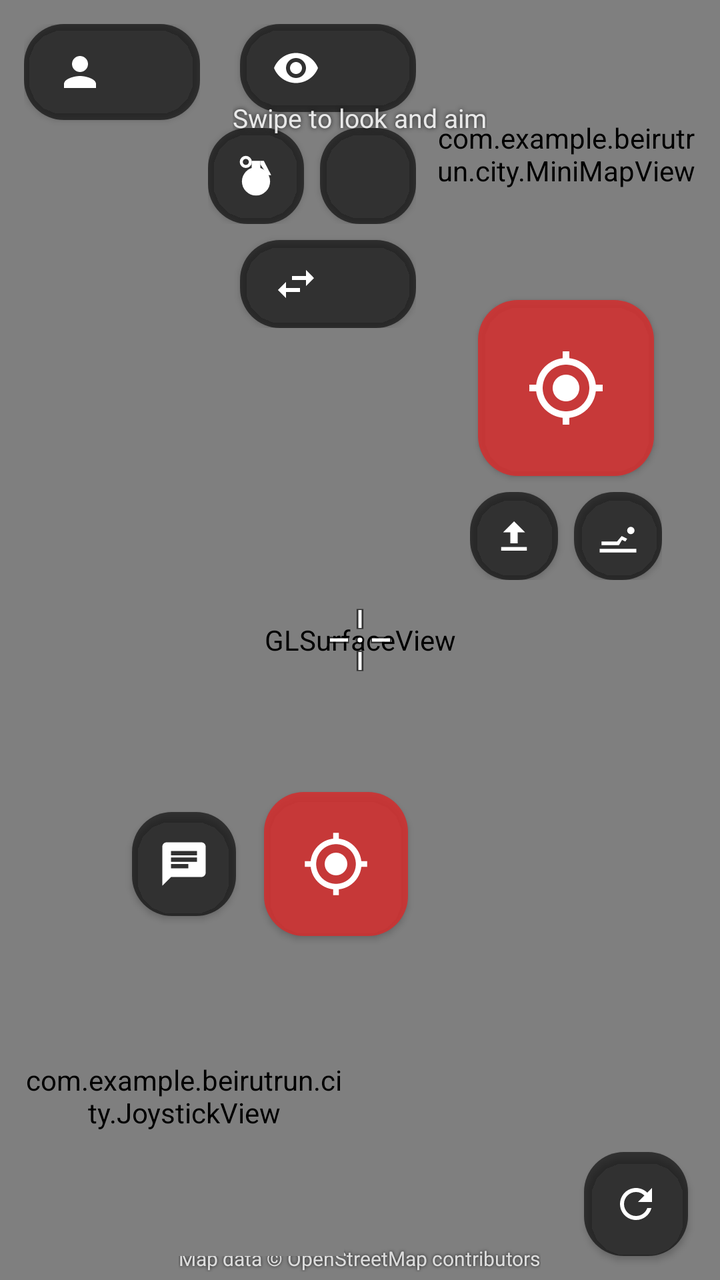
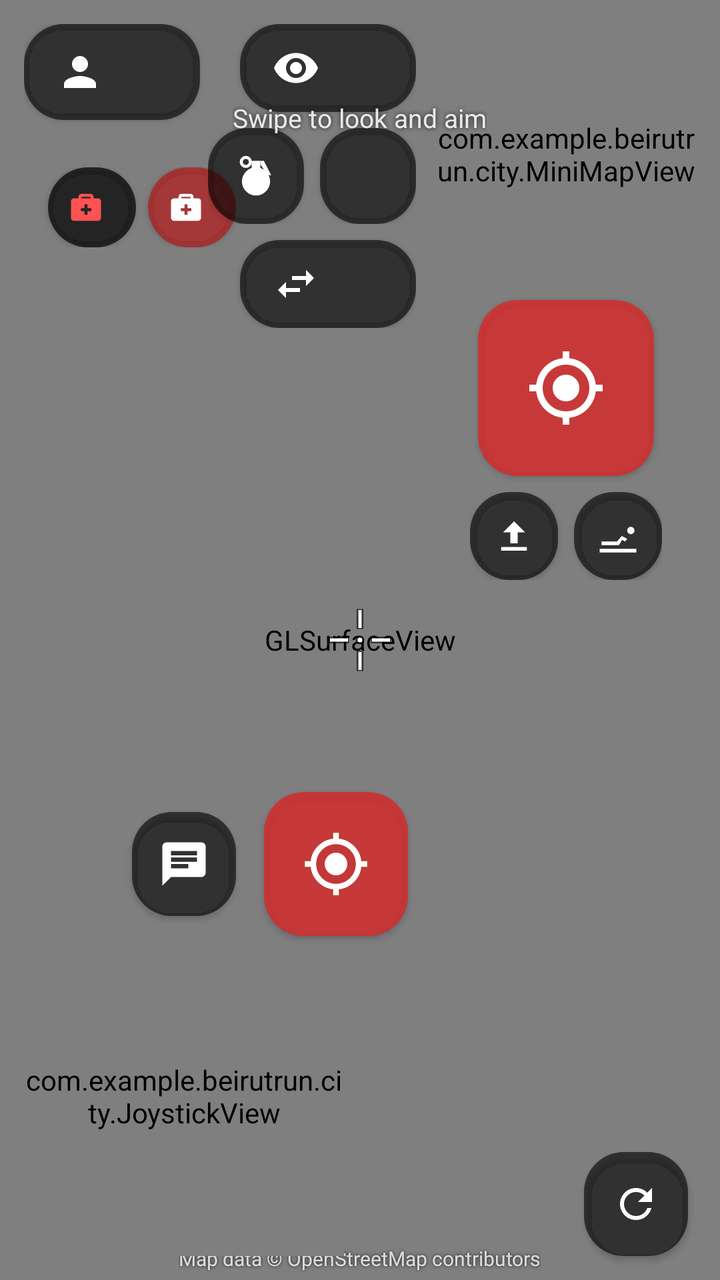

Screens rendered from an Android XML layout before and after an edit, with the pre-edit source and the edit as a unified diff.
<!-- AndroidManifest.xml: application theme Theme.Beirutrun -->
<!-- res/layout/activity_city.xml -->
<?xml version="1.0" encoding="utf-8"?>
<FrameLayout xmlns:android="http://schemas.android.com/apk/res/android"
    xmlns:app="http://schemas.android.com/apk/res-auto"
    android:layout_width="match_parent"
    android:layout_height="match_parent"
    android:background="#FF000000">

    <android.opengl.GLSurfaceView
        android:id="@+id/glView"
        android:layout_width="match_parent"
        android:layout_height="match_parent" />

    
    <View
        android:id="@+id/damageFlash"
        android:layout_width="match_parent"
        android:layout_height="match_parent"
        android:alpha="0"
        android:background="#88FF1744"
        android:clickable="false"
        android:focusable="false" />

    
    <ImageView
        android:id="@+id/crosshair"
        android:layout_width="44dp"
        android:layout_height="44dp"
        android:layout_gravity="center"
        android:clickable="false"
        android:contentDescription="@string/aim"
        android:focusable="false"
        android:src="@drawable/ic_crosshair" />

    
    <com.example.beirutrun.city.ScopeOverlayView
        android:id="@+id/scopeOverlay"
        android:layout_width="match_parent"
        android:layout_height="match_parent"
        android:visibility="gone" />

    
    <View
        android:id="@+id/flashOverlay"
        android:layout_width="match_parent"
        android:layout_height="match_parent"
        android:alpha="0"
        android:background="#FFFFFFFF"
        android:clickable="false"
        android:focusable="false" />

    
    <TextView
        android:id="@+id/banner"
        android:layout_width="wrap_content"
        android:layout_height="wrap_content"
        android:layout_gravity="center"
        android:layout_marginBottom="80dp"
        android:alpha="0"
        android:background="#AA000000"
        android:paddingStart="24dp"
        android:paddingTop="12dp"
        android:paddingEnd="24dp"
        android:paddingBottom="12dp"
        android:textColor="@android:color/white"
        android:textSize="24sp"
        android:textStyle="bold" />

    <LinearLayout
        android:layout_width="wrap_content"
        android:layout_height="wrap_content"
        android:layout_gravity="top|start"
        android:layout_margin="12dp"
        android:orientation="vertical">

        <com.google.android.material.button.MaterialButton
            android:id="@+id/playerButton"
            style="@style/HudButton"
            android:layout_width="wrap_content"
            android:layout_height="wrap_content"
            app:icon="@drawable/ic_person" />

        
        <TextView
            android:id="@+id/statusLabel"
            android:layout_width="wrap_content"
            android:layout_height="wrap_content"
            android:layout_marginStart="4dp"
            android:layout_marginTop="4dp"
            android:shadowColor="#CC000000"
            android:shadowRadius="6"
            android:textColor="@android:color/white"
            android:textSize="13sp"
            android:textStyle="bold" />

        
        <TextView
            android:id="@+id/hearts"
            android:layout_width="wrap_content"
            android:layout_height="wrap_content"
            android:layout_marginStart="4dp"
            android:layout_marginTop="2dp"
            android:letterSpacing="0.1"
            android:shadowColor="#CC000000"
            android:shadowRadius="4"
            android:textColor="#FFFF5252"
            android:textSize="20sp" />
    </LinearLayout>

    <com.example.beirutrun.city.MiniMapView
        android:id="@+id/miniMap"
        android:layout_width="130dp"
        android:layout_height="130dp"
        android:layout_gravity="top|end"
        android:layout_margin="12dp" />

    
    <LinearLayout
        android:layout_width="wrap_content"
        android:layout_height="wrap_content"
        android:layout_gravity="top|end"
        android:layout_marginTop="12dp"
        android:layout_marginEnd="152dp"
        android:gravity="end"
        android:orientation="vertical">

        
        <com.google.android.material.button.MaterialButton
            android:id="@+id/viewModeButton"
            style="@style/HudButton"
            android:layout_width="wrap_content"
            android:layout_height="44dp"
            app:icon="@drawable/ic_eye" />

        <LinearLayout
            android:layout_width="wrap_content"
            android:layout_height="wrap_content"
            android:layout_marginTop="8dp"
            android:gravity="center_vertical"
            android:orientation="horizontal">

            
            <com.google.android.material.button.MaterialButton
                android:id="@+id/grenadeButton"
                style="@style/HudRoundButton"
                android:layout_width="48dp"
                android:layout_height="48dp"
                android:contentDescription="@string/grenade_throw"
                app:icon="@drawable/ic_grenade" />

            <com.google.android.material.button.MaterialButton
                android:id="@+id/grenadeKindButton"
                style="@style/HudRoundButton"
                android:layout_width="48dp"
                android:layout_height="48dp"
                android:layout_marginStart="8dp"
                android:contentDescription="@string/grenade_kind"
                android:fontFeatureSettings="tnum"
                android:gravity="center"
                android:lineSpacingMultiplier="0.9"
                android:maxLines="2"
                android:textSize="10sp" />

            
            <LinearLayout
                android:id="@+id/voiceButtons"
                android:layout_width="wrap_content"
                android:layout_height="wrap_content"
                android:gravity="center_vertical"
                android:orientation="horizontal"
                android:visibility="gone">

                <com.google.android.material.button.MaterialButton
                    android:id="@+id/micButton"
                    style="@style/HudRoundButton"
                    android:layout_width="36dp"
                    android:layout_height="36dp"
                    android:layout_marginStart="8dp"
                    android:contentDescription="@string/voice_mic"
                    app:icon="@drawable/ic_mic_off"
                    app:iconSize="18dp" />

                <com.google.android.material.button.MaterialButton
                    android:id="@+id/speakerButton"
                    style="@style/HudRoundButton"
                    android:layout_width="36dp"
                    android:layout_height="36dp"
                    android:layout_marginStart="6dp"
                    android:contentDescription="@string/voice_speaker"
                    app:icon="@drawable/ic_volume_up"
                    app:iconSize="18dp" />
            </LinearLayout>
        </LinearLayout>

        
        <com.google.android.material.button.MaterialButton
            android:id="@+id/weaponButton"
            style="@style/HudButton"
            android:layout_width="wrap_content"
            android:layout_height="44dp"
            android:layout_marginTop="8dp"
            android:ellipsize="end"
            android:fontFeatureSettings="tnum"
            android:maxLines="1"
            app:icon="@drawable/ic_swap" />
    </LinearLayout>

    
    <TextView
        android:id="@+id/gameTimer"
        android:layout_width="wrap_content"
        android:layout_height="wrap_content"
        android:layout_gravity="top|center_horizontal"
        android:layout_marginTop="10dp"
        android:background="#99000000"
        android:fontFeatureSettings="tnum"
        android:paddingStart="14dp"
        android:paddingTop="4dp"
        android:paddingEnd="14dp"
        android:paddingBottom="4dp"
        android:textColor="@android:color/white"
        android:textSize="20sp"
        android:textStyle="bold"
        android:visibility="gone" />

    <TextView
        android:layout_width="wrap_content"
        android:layout_height="wrap_content"
        android:layout_gravity="top|center_horizontal"
        android:layout_marginTop="50dp"
        android:shadowColor="#CC000000"
        android:shadowRadius="6"
        android:text="@string/look_hint"
        android:textColor="#DDFFFFFF"
        android:textSize="13sp" />

    
    <TextView
        android:layout_width="wrap_content"
        android:layout_height="wrap_content"
        android:layout_gravity="bottom|center_horizontal"
        android:layout_marginBottom="4dp"
        android:shadowColor="#CC000000"
        android:shadowRadius="4"
        android:text="@string/osm_attribution"
        android:textColor="#CCFFFFFF"
        android:textSize="10sp" />

    <com.example.beirutrun.city.JoystickView
        android:id="@+id/joystick"
        android:layout_width="160dp"
        android:layout_height="160dp"
        android:layout_gravity="bottom|start"
        android:layout_margin="12dp" />

    
    <com.google.android.material.button.MaterialButton
        android:id="@+id/sayOrDropButton"
        style="@style/HudRoundButton"
        android:layout_width="52dp"
        android:layout_height="52dp"
        android:layout_gravity="bottom|start"
        android:layout_marginStart="66dp"
        android:layout_marginBottom="182dp"
        android:contentDescription="@string/say_or_drop"
        app:icon="@drawable/ic_chat" />

    <LinearLayout
        android:id="@+id/sayOrDropChoices"
        android:layout_width="wrap_content"
        android:layout_height="wrap_content"
        android:layout_gravity="bottom|start"
        android:layout_marginStart="66dp"
        android:layout_marginBottom="252dp"
        android:orientation="horizontal"
        android:visibility="gone">

        <com.google.android.material.button.MaterialButton
            android:id="@+id/sayButton"
            style="@style/HudButton"
            android:layout_width="wrap_content"
            android:layout_height="52dp"
            android:text="@string/say"
            app:icon="@drawable/ic_chat" />

        <com.google.android.material.button.MaterialButton
            android:id="@+id/dropButton"
            style="@style/HudButton"
            android:layout_width="wrap_content"
            android:layout_height="52dp"
            android:layout_marginStart="8dp"
            android:text="@string/drop_photo"
            app:icon="@drawable/ic_camera" />
    </LinearLayout>

    
    <com.google.android.material.button.MaterialButton
        android:id="@+id/shootButtonLeft"
        style="@style/HudRoundButton"
        android:layout_width="72dp"
        android:layout_height="72dp"
        android:layout_gravity="bottom|start"
        android:layout_marginStart="132dp"
        android:layout_marginBottom="172dp"
        android:contentDescription="@string/shoot"
        app:backgroundTint="#DDD32F2F"
        app:icon="@drawable/ic_target"
        app:iconSize="34dp" />

    <com.google.android.material.button.MaterialButton
        android:id="@+id/viewPhotoButton"
        style="@style/HudButton"
        android:layout_width="wrap_content"
        android:layout_height="wrap_content"
        android:layout_gravity="bottom|center_horizontal"
        android:layout_marginBottom="24dp"
        android:visibility="gone"
        app:backgroundTint="#DDFFB300"
        app:icon="@drawable/ic_photo" />

    
    <com.google.android.material.button.MaterialButton
        android:id="@+id/climbButton"
        style="@style/HudButton"
        android:layout_width="wrap_content"
        android:layout_height="wrap_content"
        android:layout_gravity="bottom|center_horizontal"
        android:layout_marginBottom="76dp"
        android:visibility="gone"
        app:backgroundTint="#DDE5A823"
        app:icon="@drawable/ic_ladder" />

    

    
    <com.google.android.material.button.MaterialButton
        android:id="@+id/shootButton"
        style="@style/HudRoundButton"
        android:layout_width="88dp"
        android:layout_height="88dp"
        android:layout_gravity="top|end"
        android:layout_marginTop="150dp"
        android:layout_marginEnd="33dp"
        android:contentDescription="@string/shoot"
        app:backgroundTint="#DDD32F2F"
        app:icon="@drawable/ic_target"
        app:iconSize="40dp" />

    
    <LinearLayout
        android:layout_width="wrap_content"
        android:layout_height="wrap_content"
        android:layout_gravity="top|end"
        android:layout_marginTop="246dp"
        android:layout_marginEnd="29dp"
        android:orientation="horizontal">

        <com.google.android.material.button.MaterialButton
            android:id="@+id/jumpButton"
            style="@style/HudRoundButton"
            android:layout_width="44dp"
            android:layout_height="44dp"
            android:contentDescription="@string/jump"
            app:icon="@drawable/ic_jump"
            app:iconSize="22dp" />

        <com.google.android.material.button.MaterialButton
            android:id="@+id/crawlButton"
            style="@style/HudRoundButton"
            android:layout_width="44dp"
            android:layout_height="44dp"
            android:layout_marginStart="8dp"
            android:contentDescription="@string/crawl"
            app:icon="@drawable/ic_crawl"
            app:iconSize="22dp" />
    </LinearLayout>

    
    <com.google.android.material.button.MaterialButton
        android:id="@+id/reloadButton"
        style="@style/HudRoundButton"
        android:layout_width="52dp"
        android:layout_height="52dp"
        android:layout_gravity="bottom|end"
        android:layout_marginEnd="16dp"
        android:layout_marginBottom="12dp"
        android:contentDescription="@string/reload"
        app:icon="@drawable/ic_reload"
        app:iconSize="24dp" />

    
    <com.google.android.material.button.MaterialButton
        android:id="@+id/scopeButton"
        style="@style/HudRoundButton"
        android:layout_width="52dp"
        android:layout_height="52dp"
        android:layout_gravity="bottom|end"
        android:layout_marginEnd="80dp"
        android:layout_marginBottom="12dp"
        android:contentDescription="@string/scope"
        android:visibility="gone"
        app:icon="@drawable/ic_scope" />

    
    <com.google.android.material.button.MaterialButton
        android:id="@+id/zoomInButton"
        style="@style/HudRoundButton"
        android:layout_width="52dp"
        android:layout_height="52dp"
        android:layout_gravity="bottom|end"
        android:layout_marginEnd="144dp"
        android:layout_marginBottom="72dp"
        android:contentDescription="@string/zoom_in"
        android:visibility="gone"
        app:icon="@drawable/ic_zoom_in" />

    <com.google.android.material.button.MaterialButton
        android:id="@+id/zoomOutButton"
        style="@style/HudRoundButton"
        android:layout_width="52dp"
        android:layout_height="52dp"
        android:layout_gravity="bottom|end"
        android:layout_marginEnd="144dp"
        android:layout_marginBottom="12dp"
        android:contentDescription="@string/zoom_out"
        android:visibility="gone"
        app:icon="@drawable/ic_zoom_out" />
</FrameLayout>
<!-- resources referenced by this layout -->
<resources>
  <!-- drawable ic_crawl (drawable) -->
  <vector xmlns:android="http://schemas.android.com/apk/res/android"
      android:width="24dp"
      android:height="24dp"
      android:viewportWidth="24"
      android:viewportHeight="24">
      <path
          android:fillColor="#FFFFFFFF"
          android:pathData="M19,11a2,2 0,1 1,0 -4a2,2 0,1 1,0 4zM3,17v-2h8.5l2.5,-3 3,1.5 -1,1.5 -1.8,-0.9L12.5,17zM2,19h20v2H2z" />
  </vector>
  <!-- drawable ic_jump (drawable) -->
  <vector xmlns:android="http://schemas.android.com/apk/res/android"
      android:width="24dp"
      android:height="24dp"
      android:viewportWidth="24"
      android:viewportHeight="24">
      <path
          android:fillColor="#FFFFFFFF"
          android:pathData="M12,4l-6,6h4v6h4v-6h4zM5,18h14v2H5z" />
  </vector>
  <!-- drawable ic_ladder (drawable) -->
  <vector xmlns:android="http://schemas.android.com/apk/res/android"
      android:width="24dp"
      android:height="24dp"
      android:viewportWidth="24"
      android:viewportHeight="24">
      <path
          android:fillColor="#FFFFFFFF"
          android:pathData="M6,2h2v20h-2zM16,2h2v20h-2zM8,5h8v1.8h-8zM8,10h8v1.8h-8zM8,15h8v1.8h-8zM8,20h8v1.8h-8z" />
  </vector>
  <!-- drawable ic_swap (drawable) -->
  <vector xmlns:android="http://schemas.android.com/apk/res/android"
      android:width="24dp"
      android:height="24dp"
      android:viewportWidth="24"
      android:viewportHeight="24">
      
      <path
          android:fillColor="#FFFFFFFF"
          android:pathData="M6.99,11L3,15l3.99,4v-3H14v-2H6.99v-3zM21,9l-3.99,-4v3H10v2h7.01v3L21,9z" />
  </vector>
  <string name="aim">Aim</string>
  <string name="crawl">Crawl</string>
  <string name="drop_photo">Drop photo</string>
  <string name="grenade_kind">Change grenade</string>
  <string name="grenade_throw">Throw grenade</string>
  <string name="jump">Jump</string>
  <string name="look_hint">Swipe to look and aim</string>
  <string name="osm_attribution">Map data © OpenStreetMap contributors</string>
  <string name="reload">Reload</string>
  <string name="say">Say</string>
  <string name="say_or_drop">Say something or drop a photo</string>
  <string name="scope">Scope</string>
  <string name="shoot">Shoot</string>
  <string name="voice_mic">Microphone</string>
  <string name="voice_speaker">Teammates\' voices</string>
  <string name="zoom_in">Zoom in</string>
  <string name="zoom_out">Zoom out</string>
  <style name="HudRoundButton" parent="HudButton">
          <item name="shapeAppearanceOverlay">@style/CircleImage</item>
          <item name="android:padding">0dp</item>
          <item name="android:minWidth">0dp</item>
          <item name="android:minHeight">0dp</item>
          <item name="iconPadding">0dp</item>
          <item name="iconGravity">textStart</item>
          <item name="iconSize">26dp</item>
      </style>
  <color name="white">#FFFFFFFF</color>
  <style name="CircleImage">
          <item name="cornerFamily">rounded</item>
          <item name="cornerSize">50%</item>
      </style>
  <color name="purple_500">#FF6200EE</color>
  <color name="purple_700">#FF3700B3</color>
  <color name="teal_200">#FF03DAC5</color>
  <color name="teal_700">#FF018786</color>
  <color name="black">#FF000000</color>
  <!-- unchanged entries left out for length: 16 -->
</resources>

<!-- the commit's change to res/layout/activity_city.xml (unified diff, before → after) -->
@@ -93,17 +93,58 @@
             android:textStyle="bold" />
 
         
-        <TextView
-            android:id="@+id/hearts"
+        <LinearLayout
             android:layout_width="wrap_content"
             android:layout_height="wrap_content"
-            android:layout_marginStart="4dp"
             android:layout_marginTop="2dp"
-            android:letterSpacing="0.1"
-            android:shadowColor="#CC000000"
-            android:shadowRadius="4"
-            android:textColor="#FFFF5252"
-            android:textSize="20sp" />
+            android:gravity="center_vertical"
+            android:orientation="horizontal">
+
+            <TextView
+                android:id="@+id/hearts"
+                android:layout_width="wrap_content"
+                android:layout_height="wrap_content"
+                android:layout_marginStart="4dp"
+                android:letterSpacing="0.1"
+                android:shadowColor="#CC000000"
+                android:shadowRadius="4"
+                android:textColor="#FFFF5252"
+                android:textSize="20sp" />
+
+            
+            <com.google.android.material.button.MaterialButton
+                android:id="@+id/medkitSmallButton"
+                style="@style/HudButton"
+                android:layout_width="wrap_content"
+                android:layout_height="40dp"
+                android:layout_marginStart="8dp"
+                android:fontFeatureSettings="tnum"
+                android:minWidth="0dp"
+                android:paddingStart="10dp"
+                android:paddingEnd="12dp"
+                android:textSize="13sp"
+                app:backgroundTint="#B3000000"
+                app:icon="@drawable/ic_medkit"
+                app:iconPadding="4dp"
+                app:iconSize="18dp"
+                app:iconTint="#FFFF5252" />
+
+            <com.google.android.material.button.MaterialButton
+                android:id="@+id/medkitBigButton"
+                style="@style/HudButton"
+                android:layout_width="wrap_content"
+                android:layout_height="40dp"
+                android:layout_marginStart="6dp"
+                android:fontFeatureSettings="tnum"
+                android:minWidth="0dp"
+                android:paddingStart="10dp"
+                android:paddingEnd="12dp"
+                android:textSize="13sp"
+                app:backgroundTint="#B3B71C1C"
+                app:icon="@drawable/ic_medkit"
+                app:iconPadding="4dp"
+                app:iconSize="18dp" />
+        </LinearLayout>
     </LinearLayout>
 
     <com.example.beirutrun.city.MiniMapView
<!-- resource entries referenced after the edit -->
@@ -29,6 +29,17 @@
       <path
           android:fillColor="#FFFFFFFF"
           android:pathData="M6,2h2v20h-2zM16,2h2v20h-2zM8,5h8v1.8h-8zM8,10h8v1.8h-8zM8,15h8v1.8h-8zM8,20h8v1.8h-8z" />
+  </vector>
+  <!-- drawable ic_medkit (drawable) -->
+  <vector xmlns:android="http://schemas.android.com/apk/res/android"
+      android:width="24dp"
+      android:height="24dp"
+      android:viewportWidth="24"
+      android:viewportHeight="24">
+      <path
+          android:fillColor="#FFFFFFFF"
+          android:fillType="evenOdd"
+          android:pathData="M9,3h6a2,2 0,0 1,2 2v1h3a2,2 0,0 1,2 2v11a2,2 0,0 1,-2 2H4a2,2 0,0 1,-2 -2V8a2,2 0,0 1,2 -2h3V5a2,2 0,0 1,2 -2zM9,6h6V5H9zM11,10v2.5H8.5v2H11V17h2v-2.5h2.5v-2H13V10z" />
   </vector>
   <!-- drawable ic_swap (drawable) -->
   <vector xmlns:android="http://schemas.android.com/apk/res/android"
